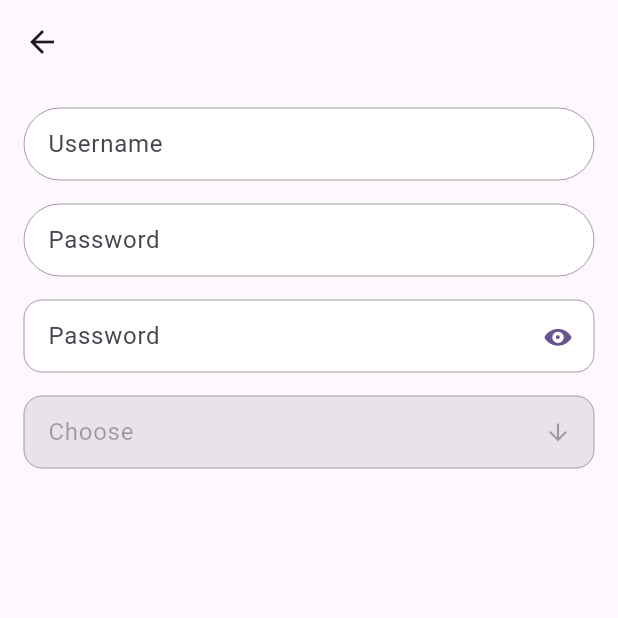
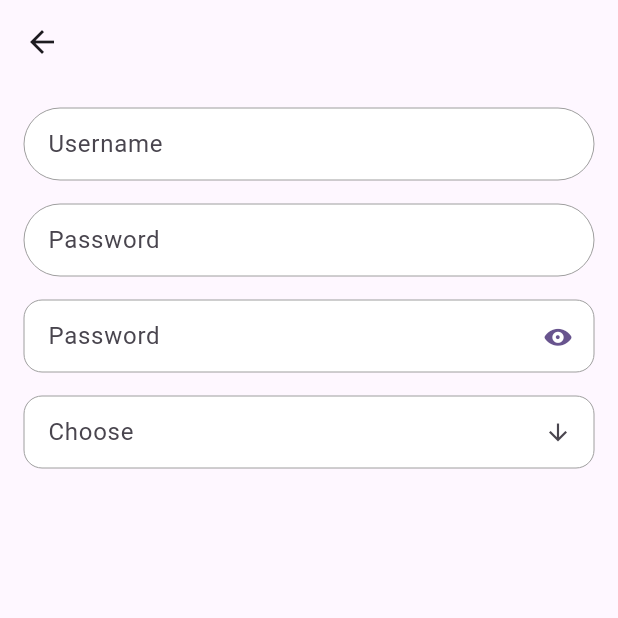
Before and after one commit to viroth-ty/express_widget, a Flutter app: the InputFieldPage screen opened directly, on a phone screen of 412 x 824 dp, the top half of it. Run offline on Flutter 3.47's test engine with Material 3 defaults, Android fonts, the phone set to English and light mode, and no system bars; our stand-ins replace figma_squircle, skeletonizer, smooth_page_indicator; missing offline and left inert: circular_reveal_animation.

Commit message:
## 0.0.17 - Improve input text field - add support isSelected properties

```diff
--- a/example/lib/feature/input_field_page.dart
+++ b/example/lib/feature/input_field_page.dart
@@ -80,12 +80,13 @@ class _InputFieldPageState extends State<InputFieldPage> {
                 textEditingController: _textEditingController,
                 hintText: "Choose",
                 label: const Text("Choose"),
-                enabled: false,
+                enabled: true,
                 obscureText: obscureText,
                 style: ExpressTextFieldStyle.rectangle,
                 borderStyle: ExpressTextFieldBorderStyle.showFocusBorder,
                 showHintText: false,
                 readOnly: true,
+                isSelectable: true,
                 onTap: () async {
                   var value = await showModalBottomSheet<String>(
                     context: context,
--- a/lib/src/widget/textfield/express_text_field.dart
+++ b/lib/src/widget/textfield/express_text_field.dart
@@ -18,6 +18,7 @@ class ExpressTextField extends StatelessWidget {
   final bool showHintText;
   final bool obscureText;
   final bool enabled;
+  final bool isSelectable;
   final ExpressTextFieldStyle style;
   final ExpressTextFieldBorderStyle borderStyle;
   final List<TextInputFormatter>? inputFormatters;
@@ -42,6 +43,7 @@ class ExpressTextField extends StatelessWidget {
     this.inputFormatters,
     this.label,
     this.enabled = true,
+    this.isSelectable = false,
   });
 
   @override
@@ -76,7 +78,8 @@ class ExpressTextField extends StatelessWidget {
             cursorOpacityAnimates: true,
             cursorRadius: const Radius.circular(6),
             inputFormatters: inputFormatters,
-            style: TextStyle(fontSize: 16, color: readOnly ? appColorBlack.withOpacity(0.4) : appColorBlack, fontWeight: FontWeight.w500),
+            style: TextStyle(
+                fontSize: 16, color: readOnly && !isSelectable ? appColorBlack.withOpacity(0.4) : appColorBlack, fontWeight: FontWeight.w500),
             decoration: InputDecoration(
               hintStyle: const TextStyle(fontSize: 16),
               filled: true,
--- a/pubspec.yaml
+++ b/pubspec.yaml
@@ -1,6 +1,6 @@
 name: express_widget
 description: "Express widget for flutter project"
-version: 0.0.16
+version: 0.0.17
 homepage: "https://github.com/viroth-ty/express_widget"
 
 environment:
```
Also changed, not shown: example/pubspec.lock, 1 other file.
